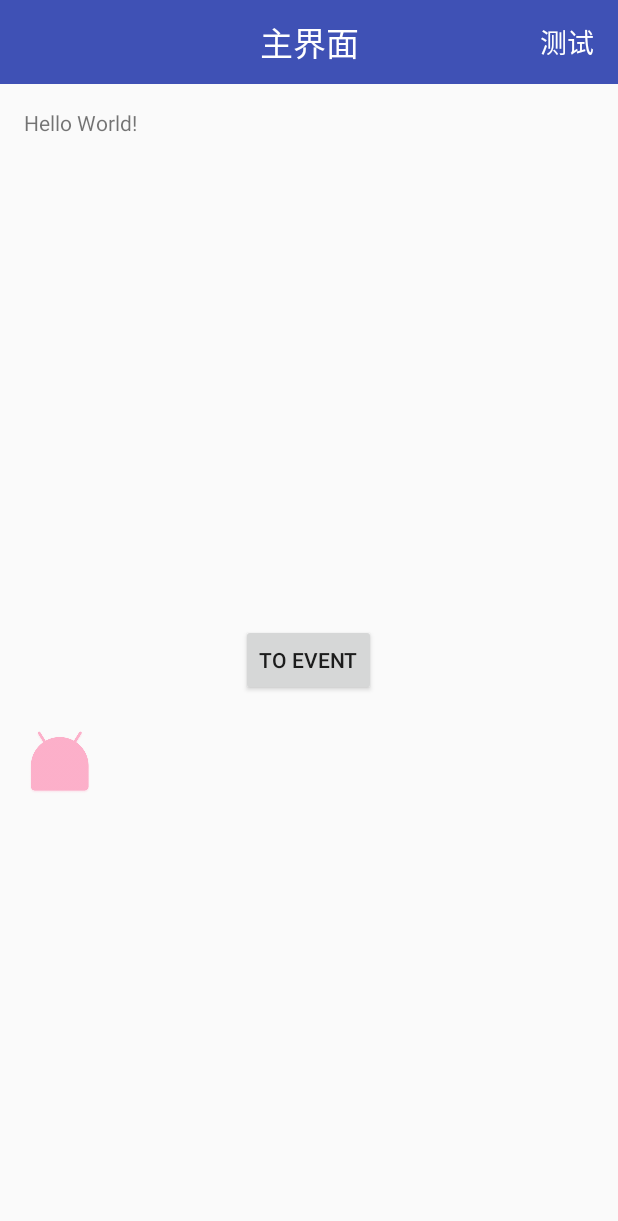
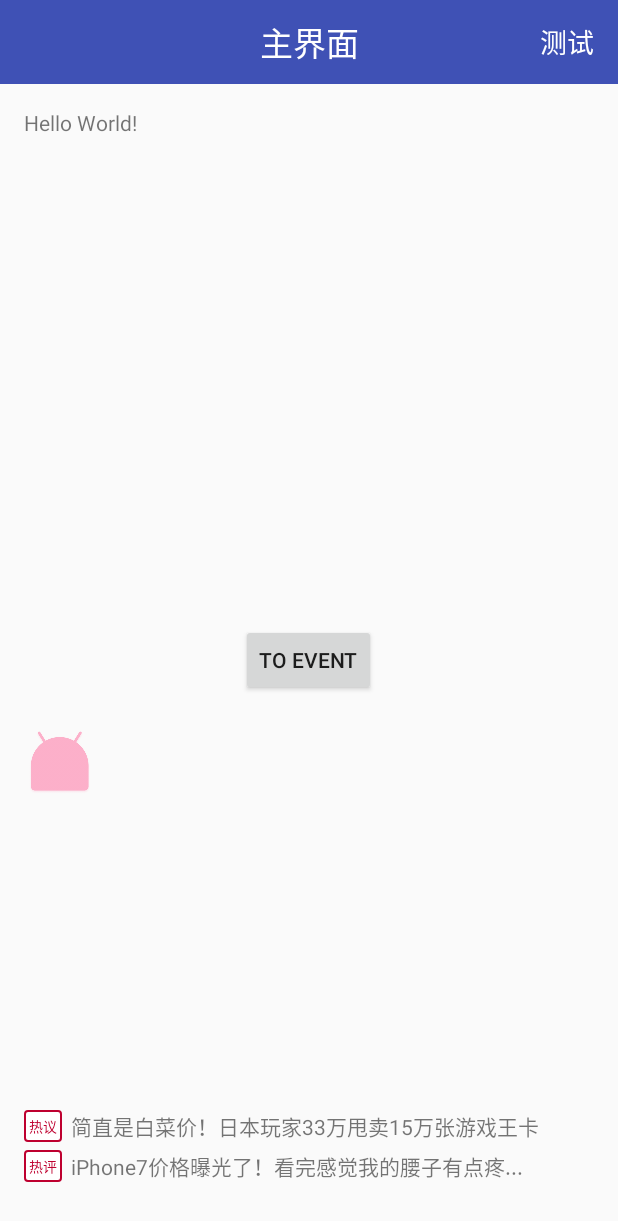
Before and after one commit to yelonglt/AndroidFrameProject, an Android app: the screen it shows after launch (MainActivity), on a phone screen of 412 x 824 dp. Shown: the top 1221 px of the screen. Run offline under Robolectric (Android 15) with nearby library versions, the light colour scheme and no system bars; our stand-ins replace EventBus; libraries missing offline, so code that uses them is left out: com.squareup.leakcanary; network calls fail; pictures from the network do not load; 6 statements that could not run were skipped.

Commit message:
新增自定义View展示头条信息

```diff
--- a/app/src/main/java/com/yelong/androidframeproject/activity/MainActivity.java
+++ b/app/src/main/java/com/yelong/androidframeproject/activity/MainActivity.java
@@ -12,11 +12,16 @@ import com.yelong.androidframeproject.R;
 import com.yelong.androidframeproject.event.MessageEvent;
 import com.yelong.androidframeproject.login.LoginInterceptor;
 import com.yelong.androidframeproject.net.OkHttpClientManager;
+import com.yelong.androidframeproject.view.UpMarqueeView;
 import com.yelong.ulibrary.DrawableUtil;
+import com.yelong.ulibrary.ToastUtil;
 
 import org.greenrobot.eventbus.EventBus;
 import org.greenrobot.eventbus.Subscribe;
 import org.greenrobot.eventbus.ThreadMode;
+
+import java.util.ArrayList;
+import java.util.List;
 
 import okhttp3.Request;
 
@@ -24,6 +29,7 @@ public class MainActivity extends BaseActivity {
 
     private TextView tvMessage;
     private ImageView mImageView;
+    private UpMarqueeView mMarqueeView;
 
     //使用EventBus传递事件
     private EventBus mEventBus = EventBus.builder()
@@ -61,6 +67,29 @@ public class MainActivity extends BaseActivity {
                 System.out.println("success==" + response);
             }
         });
+
+        mMarqueeView = (UpMarqueeView) findViewById(R.id.today_headlines);
+        mMarqueeView.setData(initData());
+        mMarqueeView.setOnItemClickListener(new UpMarqueeView.OnItemClickListener() {
+            @Override
+            public void onItemClick(int position, String item) {
+                ToastUtil.showShort(MainActivity.this, "你点击了==" + item);
+            }
+        });
+    }
+
+    /**
+     * 初始化数据
+     */
+    private List<String> initData() {
+        List<String> data = new ArrayList<>();
+        data.add("家人给2岁孩子喝这个，孩子智力倒退10岁!!!");
+        data.add("iPhone8最感人变化成真，必须买买买买!!!!");
+        data.add("简直是白菜价！日本玩家33万甩卖15万张游戏王卡");
+        data.add("iPhone7价格曝光了！看完感觉我的腰子有点疼...");
+        data.add("主人内疚逃命时没带够，回废墟狂挖30小时！");
+//        data.add("竟不是小米乐视！看水抢了骁龙821首发了！！！");
+        return data;
     }
 
     @Override
--- /dev/null
+++ b/app/src/main/java/com/yelong/androidframeproject/view/UpMarqueeView.java
@@ -0,0 +1,136 @@
+package com.yelong.androidframeproject.view;
+
+import android.content.Context;
+import android.content.res.TypedArray;
+import android.util.AttributeSet;
+import android.view.LayoutInflater;
+import android.view.View;
+import android.view.animation.Animation;
+import android.view.animation.AnimationUtils;
+import android.widget.LinearLayout;
+import android.widget.RelativeLayout;
+import android.widget.TextView;
+import android.widget.ViewFlipper;
+
+import com.yelong.androidframeproject.R;
+
+import java.util.List;
+
+/**
+ * 向上跑马灯效果,类似淘宝头条
+ * Created by yelong on 16/7/23.
+ * mail:354734713@qq.com
+ */
+public class UpMarqueeView extends ViewFlipper {
+    private Context mContext;
+    private int flipInterval = 2000;
+    private int animDuration = 0;
+
+    public UpMarqueeView(Context context) {
+        this(context, null);
+    }
+
+    public UpMarqueeView(Context context, AttributeSet attrs) {
+        super(context, attrs);
+        init(context, attrs, 0);
+    }
+
+    private void init(Context context, AttributeSet attrs, int defStyleAttr) {
+        this.mContext = context;
+        // 加载自定义的属性
+        TypedArray array = context.obtainStyledAttributes(attrs,
+                R.styleable.UpMarqueeView);
+        for (int i = 0; i < array.getIndexCount(); i++) {
+            int attr = array.getIndex(i);
+            switch (attr) {
+                case R.styleable.UpMarqueeView_flipInterval:
+                    flipInterval = array.getInt(attr, 2000);
+                    break;
+                case R.styleable.UpMarqueeView_animDuration:
+                    animDuration = array.getInt(attr, 0);
+                    break;
+            }
+        }
+        array.recycle();
+
+        setFlipInterval(flipInterval);
+        Animation animIn = AnimationUtils.loadAnimation(mContext, R.anim.anim_marquee_in);
+        if (animDuration != 0) animIn.setDuration(animDuration);
+        setInAnimation(animIn);
+        Animation animOut = AnimationUtils.loadAnimation(mContext, R.anim.anim_marquee_out);
+        if (animDuration != 0) animOut.setDuration(animDuration);
+        setOutAnimation(animOut);
+    }
+
+    /**
+     * 给View填充布局和数据
+     *
+     * @param data
+     */
+    public void setData(final List<String> data) {
+        if (null == data || data.size() == 0) return;
+        removeAllViews();
+        for (int i = 0; i < data.size(); i = i + 2) {
+            //设置滚动的单个布局
+            LinearLayout moreView = (LinearLayout) LayoutInflater.from(mContext)
+                    .inflate(R.layout.up_marquee_view, null);
+            //初始化布局的控件
+            RelativeLayout marqueeView1 = (RelativeLayout) moreView.findViewById(R.id.marquee_view1);
+            RelativeLayout marqueeView2 = (RelativeLayout) moreView.findViewById(R.id.marquee_view2);
+            TextView content1 = (TextView) moreView.findViewById(R.id.content1);
+            TextView content2 = (TextView) moreView.findViewById(R.id.content2);
+
+            //对控件赋值
+            content1.setText(data.get(i));
+            if (data.size() > i + 1) {
+                //当数据的大小为奇数第二个item不要显示
+                content2.setText(data.get(i + 1));
+            } else {
+                marqueeView2.setVisibility(View.GONE);
+            }
+            //设置点击事件
+            final int position = i;
+            marqueeView1.setOnClickListener(new OnClickListener() {
+                @Override
+                public void onClick(View v) {
+                    if (onItemClickListener != null) {
+                        onItemClickListener.onItemClick(position, data.get(position));
+                    }
+                }
+            });
+            marqueeView2.setOnClickListener(new OnClickListener() {
+                @Override
+                public void onClick(View v) {
+                    if (onItemClickListener != null) {
+                        onItemClickListener.onItemClick(position + 1, data.get(position + 1));
+                    }
+                }
+            });
+
+            addView(moreView);
+        }
+        startFlipping();
+    }
+
+    /**
+     * 点击
+     */
+    private OnItemClickListener onItemClickListener;
+
+    /**
+     * 设置监听接口
+     *
+     * @param onItemClickListener
+     */
+    public void setOnItemClickListener(OnItemClickListener onItemClickListener) {
+        this.onItemClickListener = onItemClickListener;
+    }
+
+    /**
+     * item_view的接口
+     */
+    public interface OnItemClickListener {
+        //void onItemClick(int position, View view);
+        void onItemClick(int position, String item);
+    }
+}
--- /dev/null
+++ b/app/src/main/res/anim/anim_marquee_in.xml
@@ -0,0 +1,11 @@
+<?xml version="1.0" encoding="utf-8"?>
+<set xmlns:android="http://schemas.android.com/apk/res/android">
+    <translate
+        android:duration="300"
+        android:fromYDelta="100%p"
+        android:toYDelta="0"/>
+    <alpha
+        android:duration="500"
+        android:fromAlpha="0.0"
+        android:toAlpha="1.0"/>
+</set>
--- /dev/null
+++ b/app/src/main/res/anim/anim_marquee_out.xml
@@ -0,0 +1,11 @@
+<?xml version="1.0" encoding="utf-8"?>
+<set xmlns:android="http://schemas.android.com/apk/res/android">
+    <translate
+        android:duration="400"
+        android:fromYDelta="0"
+        android:toYDelta="-100%p"/>
+    <alpha
+        android:duration="500"
+        android:fromAlpha="1.0"
+        android:toAlpha="0.0"/>
+</set>
--- /dev/null
+++ b/app/src/main/res/drawable/marquee_text_border.xml
@@ -0,0 +1,6 @@
+<?xml version="1.0" encoding="utf-8"?>
+<shape xmlns:android="http://schemas.android.com/apk/res/android">
+    <solid android:color="#FFFFFFFF"/>
+    <stroke android:width="1dip" android:color="@color/colorMarqueeRed"/>
+    <corners android:radius="2dp"/>
+</shape>
--- a/app/src/main/res/layout/activity_main.xml
+++ b/app/src/main/res/layout/activity_main.xml
@@ -1,6 +1,7 @@
 <?xml version="1.0" encoding="utf-8"?>
 <RelativeLayout xmlns:android="http://schemas.android.com/apk/res/android"
                 xmlns:tools="http://schemas.android.com/tools"
+                xmlns:app="http://schemas.android.com/apk/res-auto"
                 android:layout_width="match_parent"
                 android:layout_height="match_parent"
                 android:paddingBottom="@dimen/activity_vertical_margin"
@@ -24,10 +25,19 @@
         android:text="to event"/>
 
     <ImageView
-        android:clickable="true"
         android:id="@+id/tintImage"
         android:layout_width="wrap_content"
         android:layout_height="wrap_content"
         android:layout_below="@+id/go_event"
-        android:layout_marginTop="20dp"/>
+        android:layout_marginTop="20dp"
+        android:clickable="true"/>
+
+    <com.yelong.androidframeproject.view.UpMarqueeView
+        android:id="@+id/today_headlines"
+        app:flipInterval="4000"
+        app:animDuration="1000"
+        android:layout_width="match_parent"
+        android:layout_height="wrap_content"
+        android:layout_alignParentBottom="true"
+        android:layout_marginBottom="20dp"/>
 </RelativeLayout>
--- /dev/null
+++ b/app/src/main/res/layout/up_marquee_view.xml
@@ -0,0 +1,61 @@
+<?xml version="1.0" encoding="utf-8"?>
+<LinearLayout xmlns:android="http://schemas.android.com/apk/res/android"
+              android:layout_width="match_parent"
+              android:layout_height="match_parent"
+              android:gravity="center"
+              android:orientation="vertical">
+
+    <RelativeLayout
+        android:id="@+id/marquee_view1"
+        android:layout_width="match_parent"
+        android:layout_height="wrap_content">
+
+        <TextView
+            android:id="@+id/title1"
+            android:layout_width="wrap_content"
+            android:layout_height="wrap_content"
+            android:layout_marginRight="6dp"
+            android:background="@drawable/marquee_text_border"
+            android:padding="3dp"
+            android:text="热议"
+            android:textColor="@color/colorMarqueeRed"
+            android:textSize="9sp"/>
+
+        <TextView
+            android:id="@+id/content1"
+            android:layout_width="wrap_content"
+            android:layout_height="wrap_content"
+            android:layout_toRightOf="@+id/title1"
+            android:ellipsize="end"
+            android:maxLines="1"
+            android:textSize="14sp"/>
+    </RelativeLayout>
+
+    <RelativeLayout
+        android:id="@+id/marquee_view2"
+        android:layout_width="match_parent"
+        android:layout_height="wrap_content"
+        android:layout_marginTop="5dp">
+
+        <TextView
+            android:id="@+id/title2"
+            android:layout_width="wrap_content"
+            android:layout_height="wrap_content"
+            android:layout_marginRight="6dp"
+            android:background="@drawable/marquee_text_border"
+            android:padding="3dp"
+            android:text="热评"
+            android:textColor="@color/colorMarqueeRed"
+            android:textSize="9sp"/>
+
+        <TextView
+            android:id="@+id/content2"
+            android:layout_width="wrap_content"
+            android:layout_height="wrap_content"
+            android:layout_toRightOf="@+id/title2"
+            android:ellipsize="end"
+            android:maxLines="1"
+            android:textSize="14sp"/>
+    </RelativeLayout>
+
+</LinearLayout>
--- /dev/null
+++ b/app/src/main/res/values/attr_marquee.xml
@@ -0,0 +1,9 @@
+<?xml version="1.0" encoding="utf-8"?>
+<resources>
+    <declare-styleable name="UpMarqueeView">
+        <!--页面切换间隔-->
+        <attr name="flipInterval" format="integer"/>
+        <!--动画变化时间-->
+        <attr name="animDuration" format="integer"/>
+    </declare-styleable>
+</resources>
--- a/app/src/main/res/values/colors.xml
+++ b/app/src/main/res/values/colors.xml
@@ -7,4 +7,5 @@
     <color name="colorTitle">@android:color/white</color>
 
     <color name="colorNormalAccent">#66FF4081</color>
+    <color name="colorMarqueeRed">#FFBE002F</color>
 </resources>
```
